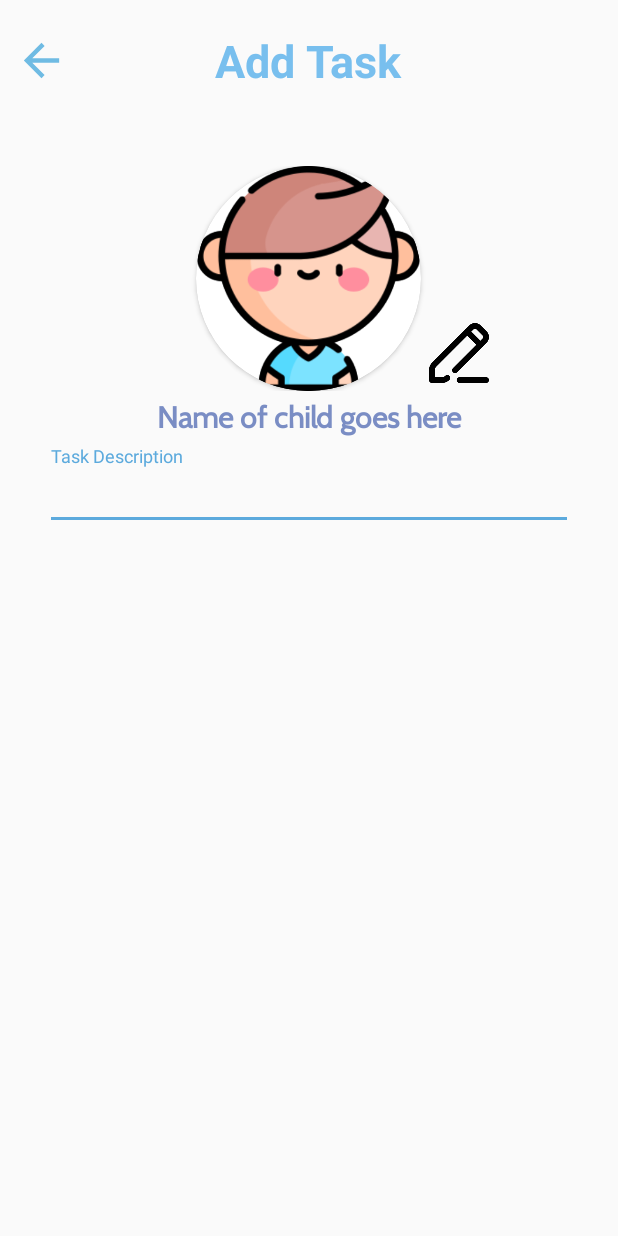
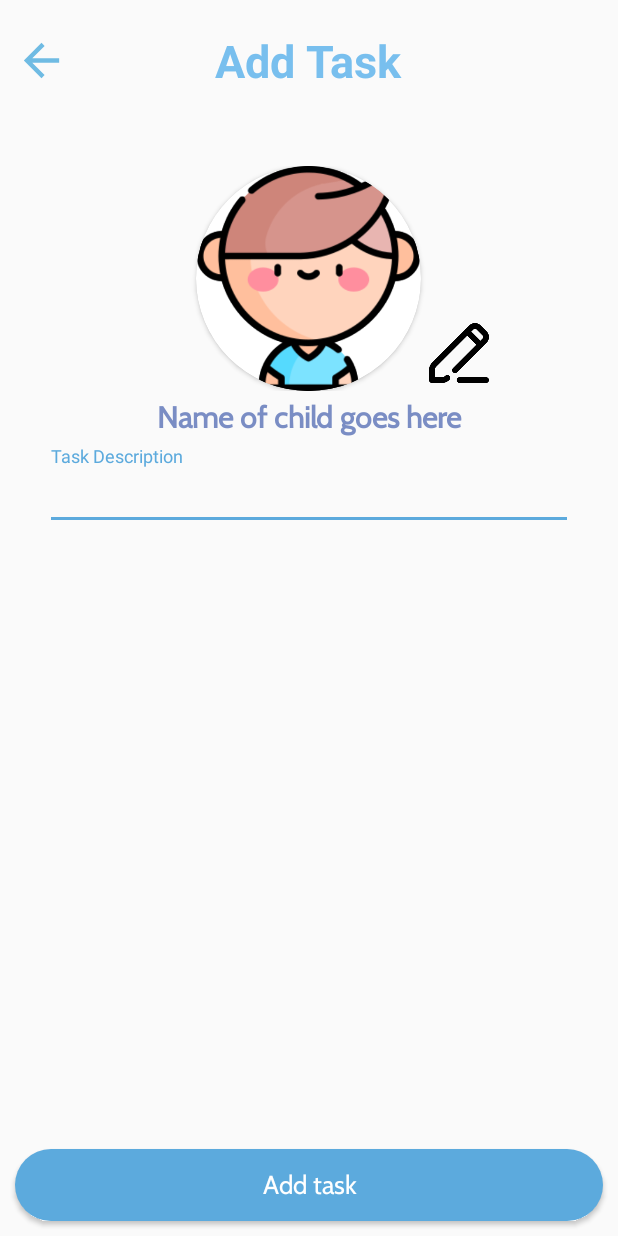
Before and after one commit to sumritsanghera/ParentApp, an Android app: the Add_Task_Activity screen opened directly, with no data from a screen before it, on a phone screen of 412 x 824 dp. Run offline under Robolectric (Android 15) with nearby library versions, the phone set to English and light mode, and no system bars; Roboto replaces fonts that are not available here; 1 statement that could not run was skipped.

Commit message:
Complete add task implementation

```diff
--- a/app/src/main/java/ca/cmpt276/iteration1/Add_Task_Activity.java
+++ b/app/src/main/java/ca/cmpt276/iteration1/Add_Task_Activity.java
@@ -7,8 +7,12 @@ import androidx.appcompat.app.AppCompatActivity;
 import android.app.Activity;
 import android.content.Intent;
 import android.os.Bundle;
+import android.widget.Button;
 import android.widget.ImageView;
 import android.widget.TextView;
+
+import com.google.android.material.snackbar.Snackbar;
+import com.google.android.material.textfield.TextInputEditText;
 
 import java.util.ArrayList;
 
@@ -20,6 +24,8 @@ public class Add_Task_Activity extends AppCompatActivity {
     private ActivityResultLauncher<Intent> edit_launcher;
     private ArrayList<Child> children_list;
     private TextView name;
+    private TextInputEditText description;
+    private int chosen_child_index = 0;
 
     @Override
     protected void onCreate(Bundle savedInstanceState) {
@@ -32,6 +38,7 @@ public class Add_Task_Activity extends AppCompatActivity {
         setup_back_button();
         setup_profile();
         setup_edit_child();
+        setup_add_task_button();
     }
 
     private void setup_getIntentData() {
@@ -44,9 +51,12 @@ public class Add_Task_Activity extends AppCompatActivity {
                 result -> {
                     if(result.getResultCode() == Activity.RESULT_OK){
                         Intent data = result.getData();
-                        int index = data.getIntExtra("CHILD_INDEX",0);
-                        name = findViewById(R.id.add_task_name);
-                        name.setText(children_list.get(index).getName());
+                        if(data!=null){
+                            int index = data.getIntExtra("CHILD_INDEX",0);
+                            name = findViewById(R.id.add_task_name);
+                            name.setText(children_list.get(index).getName());
+                            chosen_child_index = index;
+                        }
                     }
                 }
         );
@@ -73,4 +83,27 @@ public class Add_Task_Activity extends AppCompatActivity {
         });
     }
 
+    //Return queue and task description
+    private void setup_add_task_button() {
+        description = findViewById(R.id.add_task_description);
+        Button button = findViewById(R.id.add_task_submit_button);
+        button.setOnClickListener(view -> {
+            if(String.valueOf(description.getText()).equals("")){
+                Snackbar.make(view,"Cannot add empty task",Snackbar.LENGTH_LONG).show();
+            } else {
+                if(chosen_child_index!=0){
+                    Child update_queue_child = children_list.get(chosen_child_index);
+                    children_list.remove(chosen_child_index);
+                    children_list.add(0,update_queue_child);
+                }
+                Intent intent = new Intent();
+                intent.putExtra("TASK_DESCRIPTION", String.valueOf(description.getText()));
+                intent.putExtra("QUEUE", children_list);
+                setResult(RESULT_OK,intent);
+                finish();
+            }
+        });
+    }
+
+
 }
--- a/app/src/main/java/ca/cmpt276/iteration1/Children_Config.java
+++ b/app/src/main/java/ca/cmpt276/iteration1/Children_Config.java
@@ -50,7 +50,7 @@ public class Children_Config extends AppCompatActivity {
     private void refresh_children_list() {
         info = findViewById(R.id.config_info);
         if(!children_list.isEmpty()){
-            info.setText(R.string.config_info2);
+            info.setText("");
             adapter = new Children_Config_Adapter();
             ListView list = findViewById(R.id.children_listView);
             list.setAdapter(adapter);
--- a/app/src/main/java/ca/cmpt276/iteration1/model/Task_Manager.java
+++ b/app/src/main/java/ca/cmpt276/iteration1/model/Task_Manager.java
@@ -21,6 +21,10 @@ public class Task_Manager {
         task_list.add(task);
     }
 
+    public void clear(){
+        task_list.clear();
+    }
+
     public ArrayList<Task> getTask_list() {
         return task_list;
     }
--- a/app/src/main/res/layout/activity_add_task.xml
+++ b/app/src/main/res/layout/activity_add_task.xml
@@ -47,27 +47,32 @@
         android:layout_height="wrap_content"
         android:layout_margin="30dp"
         android:orientation="vertical"
+        app:layout_constraintBottom_toTopOf="@id/add_task_submit_button"
         app:layout_constraintEnd_toEndOf="parent"
         app:layout_constraintStart_toStartOf="parent"
-        app:layout_constraintTop_toBottomOf="@+id/add_task_tool_bar">
+        app:layout_constraintTop_toBottomOf="@+id/add_task_tool_bar"
+        app:layout_constraintVertical_bias="0.0">
 
         <RelativeLayout
             android:layout_width="match_parent"
             android:layout_height="150dp">
+
             <androidx.cardview.widget.CardView
                 android:id="@+id/add_task_card_view"
                 android:layout_width="150dp"
                 android:layout_height="150dp"
+                android:layout_centerHorizontal="true"
+                android:layout_gravity="center_horizontal"
                 android:elevation="12dp"
-                android:layout_gravity="center_horizontal"
-                app:cardCornerRadius="80dp"
-                android:layout_centerHorizontal="true">
+                app:cardCornerRadius="80dp">
+
                 <ImageView
                     android:layout_width="match_parent"
                     android:layout_height="match_parent"
                     android:background="@drawable/default_profile"
                     android:scaleType="centerCrop"
-                    android:src="@drawable/default_profile"/>
+                    android:src="@drawable/default_profile"
+                    android:contentDescription="@string/profile_description"/>
             </androidx.cardview.widget.CardView>
 
             <ImageView
@@ -80,7 +85,8 @@
                 android:layout_marginEnd="5dp"
                 android:layout_marginBottom="5dp"
                 android:layout_toEndOf="@+id/add_task_card_view"
-                android:src="@drawable/edit_icon" />
+                android:src="@drawable/edit_icon"
+                android:contentDescription="@string/edit_icon"/>
 
         </RelativeLayout>
 
@@ -95,7 +101,7 @@
             android:layout_marginBottom="5dp"
             android:fontFamily="@font/cabin"
             android:gravity="center"
-            android:text="Name of child goes here"
+            android:text="@string/add_task_default_name"
             android:textColor="@color/light_purple"
             android:textSize="20sp"
             android:textStyle="bold" />
@@ -104,20 +110,35 @@
             android:layout_width="match_parent"
             android:layout_height="wrap_content"
             android:fontFamily="@font/cabin"
+            android:hint="@string/add_task_default_task"
             android:textColor="@color/purple"
             android:textSize="20sp"
             app:boxStrokeColor="@color/darker_blue"
-            android:hint="Task Description"
             app:endIconMode="clear_text"
             app:errorEnabled="true">
 
             <com.google.android.material.textfield.TextInputEditText
+                android:id="@+id/add_task_description"
                 android:layout_width="match_parent"
-                android:layout_height="wrap_content"
-                />
+                android:layout_height="wrap_content" />
 
         </com.google.android.material.textfield.TextInputLayout>
 
     </LinearLayout>
 
+
+    <Button
+        android:id="@+id/add_task_submit_button"
+        style="@style/ButtonStyle"
+        android:layout_width="match_parent"
+        android:layout_height="wrap_content"
+        android:layout_gravity="center"
+        android:layout_margin="10dp"
+        android:background="@drawable/button_background"
+        android:text="@string/add_task_add_button"
+        android:theme="@style/ButtonStyle"
+        app:layout_constraintBottom_toBottomOf="parent"
+        app:layout_constraintEnd_toEndOf="parent"
+        app:layout_constraintStart_toStartOf="parent"/>
+
 </androidx.constraintlayout.widget.ConstraintLayout>
--- a/app/src/main/res/layout/activity_flip_history.xml
+++ b/app/src/main/res/layout/activity_flip_history.xml
@@ -28,7 +28,9 @@
         android:text="@string/history_default_info_text"
         android:textSize="20sp"
         app:layout_constraintStart_toStartOf="parent"
-        app:layout_constraintTop_toBottomOf="@+id/history_title" />
+        app:layout_constraintBottom_toBottomOf="parent"
+        app:layout_constraintEnd_toEndOf="parent"
+        app:layout_constraintTop_toTopOf="parent"/>
 
     <TextView
         android:id="@+id/history_title"
--- a/app/src/main/res/values/strings.xml
+++ b/app/src/main/res/values/strings.xml
@@ -19,7 +19,7 @@
     <string name="picker_text">Picker:</string>
     <string name="heads_text">Heads</string>
     <string name="tails_text">Tails</string>
-    <string name="history_default_info_text">(Add a coin flip to see history here)</string>
+    <string name="history_default_info_text">Add a coin flip to see history here.</string>
     <string name="history_title">Coin Flip History</string>
     <string name="coin_flip_back_button_description">Coin Flip Back Button</string>
     <string name="coin_flip_title">Coin Flip</string>
@@ -77,4 +77,9 @@
     <string name="inflate_cancel">Cancel</string>
     <string name="inflate_turn_done">Turn Done</string>
     <string name="add_task_title">Add Task</string>
+    <string name="task_list_info_1">Add a task to begin!</string>
+    <string name="task_title">Task Manager</string>
+    <string name="add_task_default_name">Name of child goes here</string>
+    <string name="add_task_default_task">Task Description</string>
+    <string name="add_task_add_button">Add task</string>
 </resources>
--- a/app/src/main/res/values/styles.xml
+++ b/app/src/main/res/values/styles.xml
@@ -18,7 +18,7 @@
         <item name="android:backgroundTint">@color/darker_blue</item>
         <item name="android:textColor">@color/white</item>
         <item name="android:textAllCaps">false</item>
-        <item name="android:textSize">20sp</item>
+        <item name="android:textSize">17sp</item>
     </style>
 
     <style name="Title" parent="@android:style/TextAppearance.Medium">
```
Also changed, not shown: app/src/main/java/ca/cmpt276/iteration1/Main_menu.java (+34 -23 lines), app/src/main/java/ca/cmpt276/iteration1/Task_List_Activity.java (+61 -17 lines), app/src/main/res/layout/activity_config.xml (+13 -11 lines), app/src/main/res/layout/activity_task_list.xml (+21 -7 lines), app/src/main/res/layout/task_inflate_layout.xml (+15 -17 lines).
